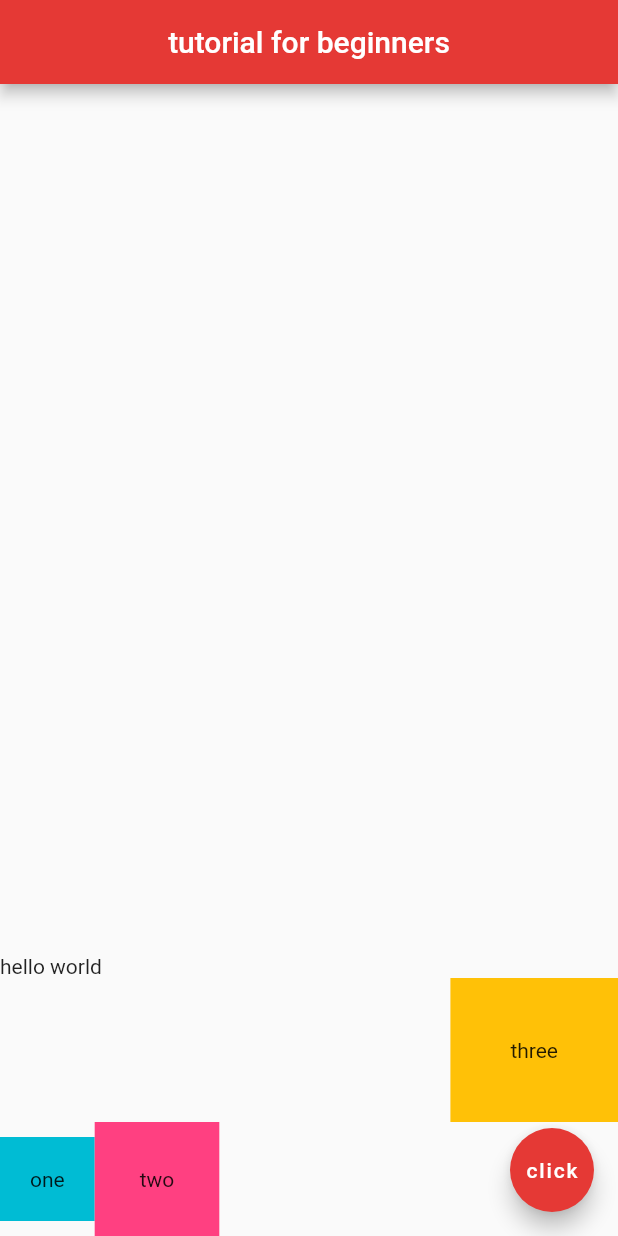
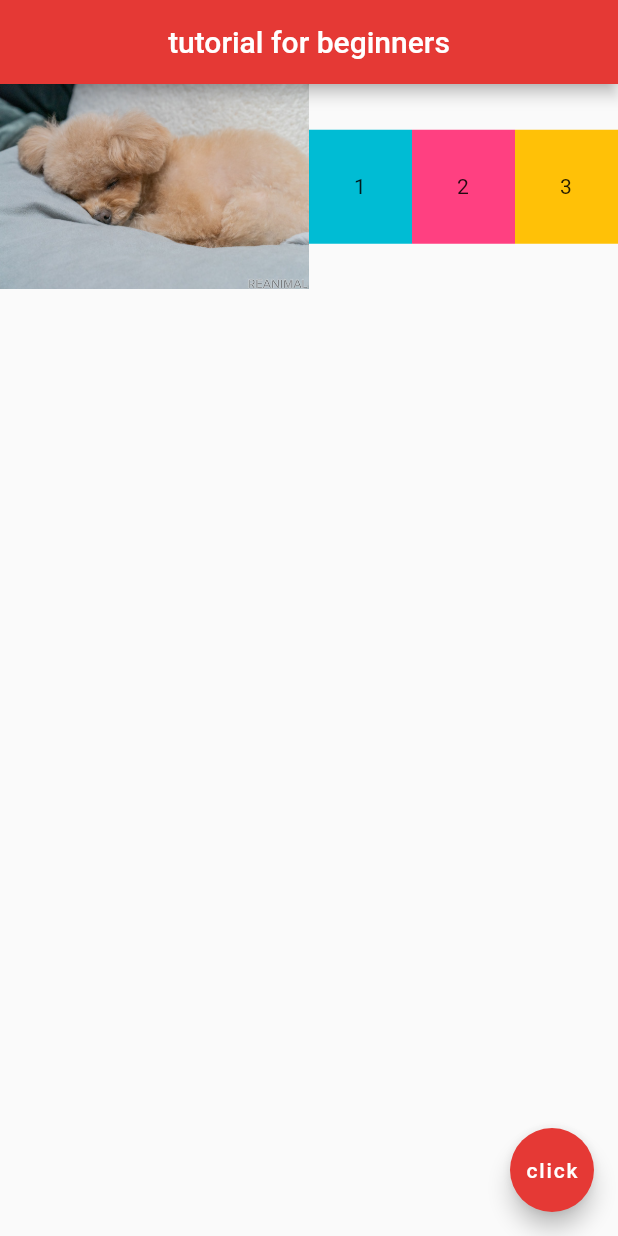
Before and after one commit to G-Shino/spike-flutter, a Flutter app: the screen it shows after launch, on a phone screen of 412 x 824 dp. Run offline on Flutter 3.47's test engine with Material 2 defaults, Android fonts, the phone set to English and light mode, and no system bars.

Commit message:
add expand and flex

```diff
--- a/tutorialForBeginners/lib/main.dart
+++ b/tutorialForBeginners/lib/main.dart
@@ -13,38 +13,37 @@ class Home extends StatelessWidget {
         centerTitle: true,
         backgroundColor: Colors.red[600],
       ),
-      body: Column(
-        mainAxisAlignment: MainAxisAlignment.end,
-        crossAxisAlignment: CrossAxisAlignment.end,
+      body: Row(
+        crossAxisAlignment: CrossAxisAlignment.center,
         children: <Widget>[
-          Row(
-            children: <Widget>[
-              Text("hello"),
-              Text(" world"),
-            ]
+          Expanded(
+              flex: 3,
+              child: Image.asset("assets/dog1.jpg")),
+          Expanded(
+            flex: 1,
+            child: Container(
+              padding: EdgeInsets.all(30.0),
+              color: Colors.cyan,
+              child: Text("1"),
+            ),
           ),
-          Container(
-            padding: EdgeInsets.all(40.0),
-            color: Colors.amber,
-            child: Text("three"),
+          Expanded(
+            flex: 1,
+            child: Container(
+              padding: EdgeInsets.all(30.0),
+              color: Colors.pinkAccent,
+              child: Text("2"),
+            ),
           ),
-          Row(
-            children: [
-              Container(
-                padding: EdgeInsets.all(20.0),
-                color: Colors.cyan,
-                child: Text("one"),
-              ),
-              Center(
-                child: Container(
-                  padding: EdgeInsets.all(30.0),
-                  color: Colors.pinkAccent,
-                  child: Text("two"),
-                ),
-              ),
-            ],
+          Expanded(
+            flex: 1,
+            child: Container(
+              padding: EdgeInsets.all(30.0),
+              color: Colors.amber,
+              child: Text("3"),
+            ),
           ),
-        ],
+        ]
       ),
       floatingActionButton: FloatingActionButton(
         child: Text("click"),
```
